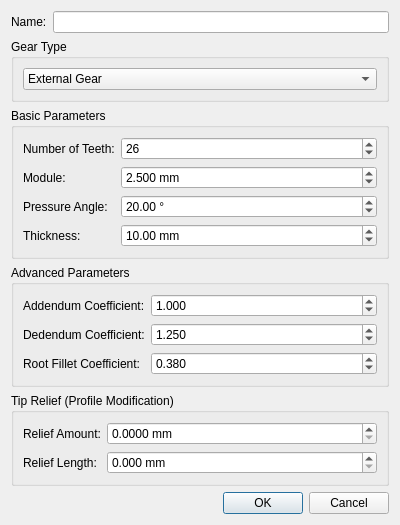
Above: src/GeometryWidgets/dialogCreateGear.ui from Cui001104/fastcae_biye before the change. Below: the same form after it.
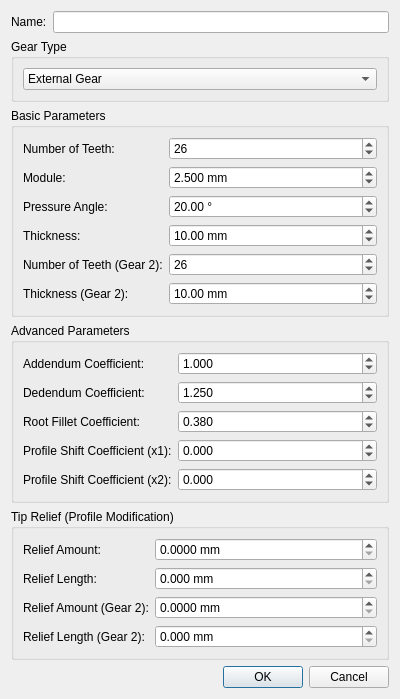
That is the form after the change.

The edit to the form file:
```diff
--- a/src/GeometryWidgets/dialogCreateGear.ui
+++ b/src/GeometryWidgets/dialogCreateGear.ui
@@ -149,6 +149,49 @@
         </property>
        </widget>
       </item>
+      <item row="4" column="0">
+       <widget class="QLabel" name="labelTeeth2">
+        <property name="text">
+         <string>Number of Teeth (Gear 2):</string>
+        </property>
+       </widget>
+      </item>
+      <item row="4" column="1">
+       <widget class="QSpinBox" name="spinBoxTeeth2">
+        <property name="minimum">
+         <number>3</number>
+        </property>
+        <property name="maximum">
+         <number>1000</number>
+        </property>
+        <property name="value">
+         <number>26</number>
+        </property>
+       </widget>
+      </item>
+      <item row="5" column="0">
+       <widget class="QLabel" name="labelThickness2">
+        <property name="text">
+         <string>Thickness (Gear 2):</string>
+        </property>
+       </widget>
+      </item>
+      <item row="5" column="1">
+       <widget class="QDoubleSpinBox" name="doubleSpinBoxThickness2">
+        <property name="suffix">
+         <string> mm</string>
+        </property>
+        <property name="minimum">
+         <double>0.100000000000000</double>
+        </property>
+        <property name="maximum">
+         <double>10000.000000000000000</double>
+        </property>
+        <property name="value">
+         <double>10.000000000000000</double>
+        </property>
+       </widget>
+      </item>
      </layout>
     </widget>
    </item>
@@ -236,6 +279,58 @@
         </property>
        </widget>
       </item>
+      <item row="3" column="0">
+       <widget class="QLabel" name="labelCoefficient">
+        <property name="text">
+         <string>Profile Shift Coefficient (x1):</string>
+        </property>
+       </widget>
+      </item>
+      <item row="3" column="1">
+       <widget class="QDoubleSpinBox" name="doubleSpinBoxCoefficient">
+        <property name="decimals">
+         <number>3</number>
+        </property>
+        <property name="minimum">
+         <double>-1.000000000000000</double>
+        </property>
+        <property name="maximum">
+         <double>1.000000000000000</double>
+        </property>
+        <property name="singleStep">
+         <double>0.050000000000000</double>
+        </property>
+        <property name="value">
+         <double>0.000000000000000</double>
+        </property>
+       </widget>
+      </item>
+      <item row="4" column="0">
+       <widget class="QLabel" name="labelCoefficient2">
+        <property name="text">
+         <string>Profile Shift Coefficient (x2):</string>
+        </property>
+       </widget>
+      </item>
+      <item row="4" column="1">
+       <widget class="QDoubleSpinBox" name="doubleSpinBoxCoefficient2">
+        <property name="decimals">
+         <number>3</number>
+        </property>
+        <property name="minimum">
+         <double>-1.000000000000000</double>
+        </property>
+        <property name="maximum">
+         <double>1.000000000000000</double>
+        </property>
+        <property name="singleStep">
+         <double>0.050000000000000</double>
+        </property>
+        <property name="value">
+         <double>0.000000000000000</double>
+        </property>
+       </widget>
+      </item>
      </layout>
     </widget>
    </item>
@@ -303,6 +398,64 @@
         </property>
        </widget>
       </item>
+      <item row="2" column="0">
+       <widget class="QLabel" name="labelTipReliefAmount2">
+        <property name="text">
+         <string>Relief Amount (Gear 2):</string>
+        </property>
+       </widget>
+      </item>
+      <item row="2" column="1">
+       <widget class="QDoubleSpinBox" name="doubleSpinBoxTipReliefAmount2">
+        <property name="suffix">
+         <string> mm</string>
+        </property>
+        <property name="decimals">
+         <number>4</number>
+        </property>
+        <property name="minimum">
+         <double>0.000000000000000</double>
+        </property>
+        <property name="maximum">
+         <double>1.000000000000000</double>
+        </property>
+        <property name="singleStep">
+         <double>0.010000000000000</double>
+        </property>
+        <property name="value">
+         <double>0.000000000000000</double>
+        </property>
+       </widget>
+      </item>
+      <item row="3" column="0">
+       <widget class="QLabel" name="labelTipReliefLength2">
+        <property name="text">
+         <string>Relief Length (Gear 2):</string>
+        </property>
+       </widget>
+      </item>
+      <item row="3" column="1">
+       <widget class="QDoubleSpinBox" name="doubleSpinBoxTipReliefLength2">
+        <property name="suffix">
+         <string> mm</string>
+        </property>
+        <property name="decimals">
+         <number>3</number>
+        </property>
+        <property name="minimum">
+         <double>0.000000000000000</double>
+        </property>
+        <property name="maximum">
+         <double>10.000000000000000</double>
+        </property>
+        <property name="singleStep">
+         <double>0.100000000000000</double>
+        </property>
+        <property name="value">
+         <double>0.000000000000000</double>
+        </property>
+       </widget>
+      </item>
      </layout>
     </widget>
    </item>
```
